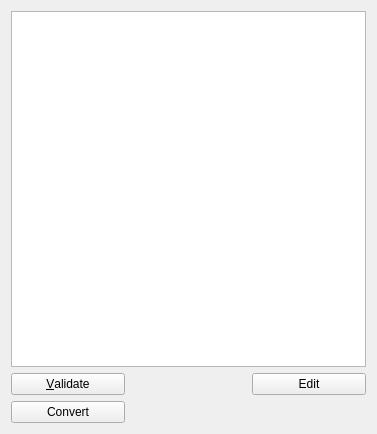
The window that src/frontends/qt4/ui/LocalLayoutUi.ui (cburschka/lyx) describes before a commit, drawn with Qt 5.
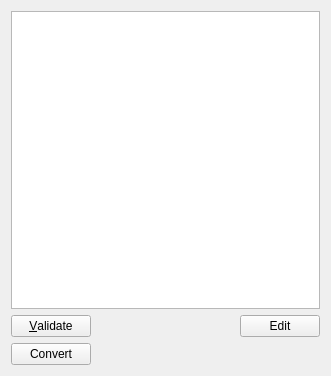
The same window after the commit.

Commit message: Fixup LocalLayout ui after [3847e0ef/lyxgit]

Diff of the .ui file:
```diff
--- a/src/frontends/qt4/ui/LocalLayoutUi.ui
+++ b/src/frontends/qt4/ui/LocalLayoutUi.ui
@@ -6,71 +6,15 @@
    <rect>
     <x>0</x>
     <y>0</y>
-    <width>377</width>
-    <height>434</height>
+    <width>331</width>
+    <height>376</height>
    </rect>
   </property>
   <property name="windowTitle">
    <string/>
   </property>
-  <layout class="QGridLayout" name="gridLayout">
-   <item row="3" column="2">
-    <widget class="QLabel" name="convertLB">
-     <property name="contextMenuPolicy">
-      <enum>Qt::NoContextMenu</enum>
-     </property>
-     <property name="toolTip">
-      <string>Errors reported in terminal.</string>
-     </property>
-     <property name="text">
-      <string/>
-     </property>
-     <property name="alignment">
-      <set>Qt::AlignCenter</set>
-     </property>
-    </widget>
-   </item>
-   <item row="3" column="0">
-    <widget class="QPushButton" name="convertPB">
-     <property name="text">
-      <string>Convert</string>
-     </property>
-    </widget>
-   </item>
-   <item row="1" column="2">
-    <widget class="QLabel" name="validLB">
-     <property name="contextMenuPolicy">
-      <enum>Qt::NoContextMenu</enum>
-     </property>
-     <property name="toolTip">
-      <string>Errors reported in terminal.</string>
-     </property>
-     <property name="text">
-      <string/>
-     </property>
-     <property name="alignment">
-      <set>Qt::AlignCenter</set>
-     </property>
-    </widget>
-   </item>
-   <item row="2" column="2">
-    <widget class="QPushButton" name="editPB">
-     <property name="text">
-      <string>Edit</string>
-     </property>
-    </widget>
-   </item>
-   <item row="2" column="0">
-    <widget class="QPushButton" name="validatePB">
-     <property name="toolTip">
-      <string/>
-     </property>
-     <property name="text">
-      <string>&amp;Validate</string>
-     </property>
-    </widget>
-   </item>
-   <item row="0" column="0" rowspan="2" colspan="3">
+  <layout class="QGridLayout" name="gridLayout_2">
+   <item row="0" column="0">
     <widget class="QTextEdit" name="locallayoutTE">
      <property name="toolTip">
       <string>Document-specific layout information</string>
@@ -83,6 +27,79 @@
      </property>
     </widget>
    </item>
+   <item row="1" column="0">
+    <layout class="QGridLayout" name="gridLayout">
+     <item row="0" column="0">
+      <widget class="QPushButton" name="validatePB">
+       <property name="toolTip">
+        <string/>
+       </property>
+       <property name="text">
+        <string>&amp;Validate</string>
+       </property>
+      </widget>
+     </item>
+     <item row="0" column="1">
+      <widget class="QLabel" name="validLB">
+       <property name="contextMenuPolicy">
+        <enum>Qt::NoContextMenu</enum>
+       </property>
+       <property name="toolTip">
+        <string>Errors reported in terminal.</string>
+       </property>
+       <property name="text">
+        <string/>
+       </property>
+       <property name="alignment">
+        <set>Qt::AlignCenter</set>
+       </property>
+      </widget>
+     </item>
+     <item row="0" column="2">
+      <spacer name="horizontalSpacer">
+       <property name="orientation">
+        <enum>Qt::Horizontal</enum>
+       </property>
+       <property name="sizeHint" stdset="0">
+        <size>
+         <width>40</width>
+         <height>20</height>
+        </size>
+       </property>
+      </spacer>
+     </item>
+     <item row="0" column="3">
+      <widget class="QPushButton" name="editPB">
+       <property name="text">
+        <string>Edit</string>
+       </property>
+      </widget>
+     </item>
+     <item row="1" column="0">
+      <widget class="QPushButton" name="convertPB">
+       <property name="text">
+        <string>Convert</string>
+       </property>
+      </widget>
+     </item>
+     <item row="1" column="1">
+      <widget class="QLabel" name="convertLB">
+       <property name="contextMenuPolicy">
+        <enum>Qt::NoContextMenu</enum>
+       </property>
+       <property name="toolTip">
+        <string>Errors reported in terminal.</string>
+       </property>
+       <property name="text">
+        <string/>
+       </property>
+       <property name="alignment">
+        <set>Qt::AlignCenter</set>
+       </property>
+      </widget>
+     </item>
+    </layout>
+   </item>
   </layout>
  </widget>
  <includes>
```
The commit also changes 1 other file.
